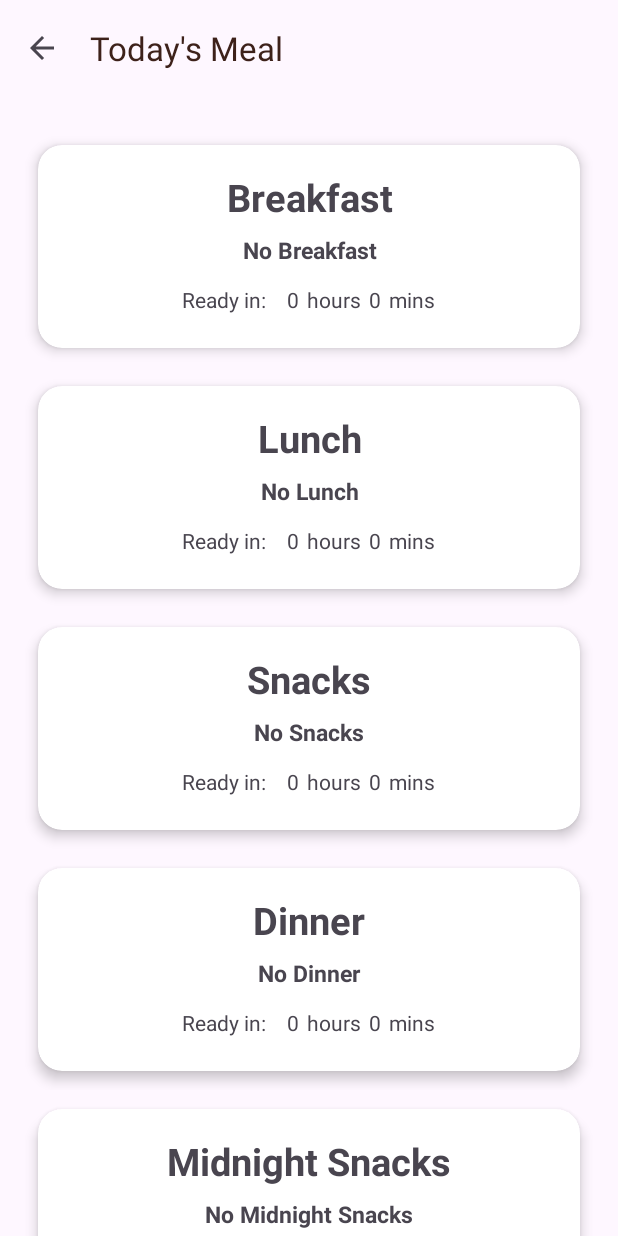
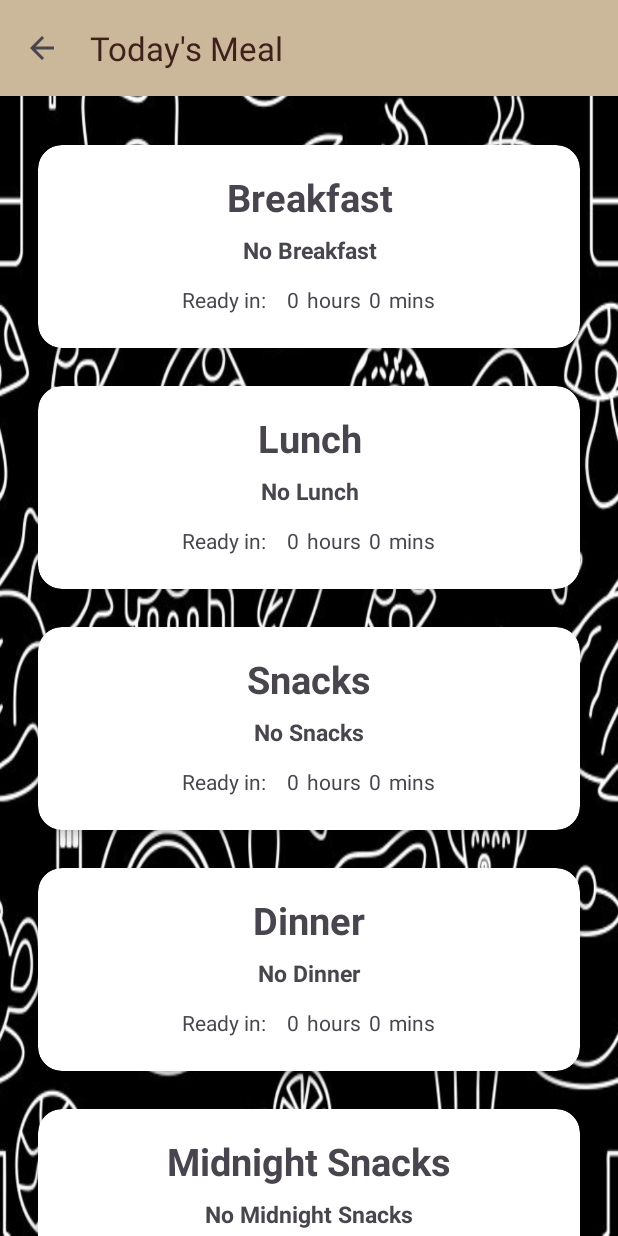
Before and after one commit to saoirse-raelli/CC106_3A_grp2, an Android app: the TodayActivity screen opened directly, with no data from a screen before it, on a phone screen of 412 x 824 dp. Run offline under Robolectric (Android 15) with nearby library versions, the phone set to English and light mode, and no system bars.

Commit message:
update image button, background, home layout

```diff
--- a/PrepMate/app/src/main/res/layout/activity_today.xml
+++ b/PrepMate/app/src/main/res/layout/activity_today.xml
@@ -3,11 +3,14 @@
     android:layout_width="match_parent"
     android:layout_height="match_parent"
     android:orientation="vertical"
+    android:background="@drawable/background"
     xmlns:app="http://schemas.android.com/apk/res-auto">
 
     <androidx.appcompat.widget.Toolbar
         android:id="@+id/toolbar"
         app:title="Today's Meal"
+        android:background="@color/primaryColor"
+        app:titleTextColor="@color/primaryDarkColor"
         android:layout_width="match_parent"
         android:layout_height="?attr/actionBarSize"
         android:navigationIcon="@drawable/ic_back"/>
--- a/PrepMate/app/src/main/res/values-night/themes.xml
+++ b/PrepMate/app/src/main/res/values-night/themes.xml
@@ -1,6 +1,6 @@
 <resources xmlns:tools="http://schemas.android.com/tools">
     <style name="Base.Theme.PrepMate" parent="Theme.Material3.DayNight.NoActionBar">
-        <item name="colorPrimaryFixed">@color/white</item>
+        <item name="colorPrimaryFixed">@color/suave</item>
         <item name="colorAccent">@color/primaryColor</item>
         <item name="android:textColorPrimary">@color/primaryColor</item>
         <item name="android:textColorSecondary">@color/brook</item>
```
Also changed, not shown: PrepMate/app/src/main/res/drawable/background.jpg (added).
